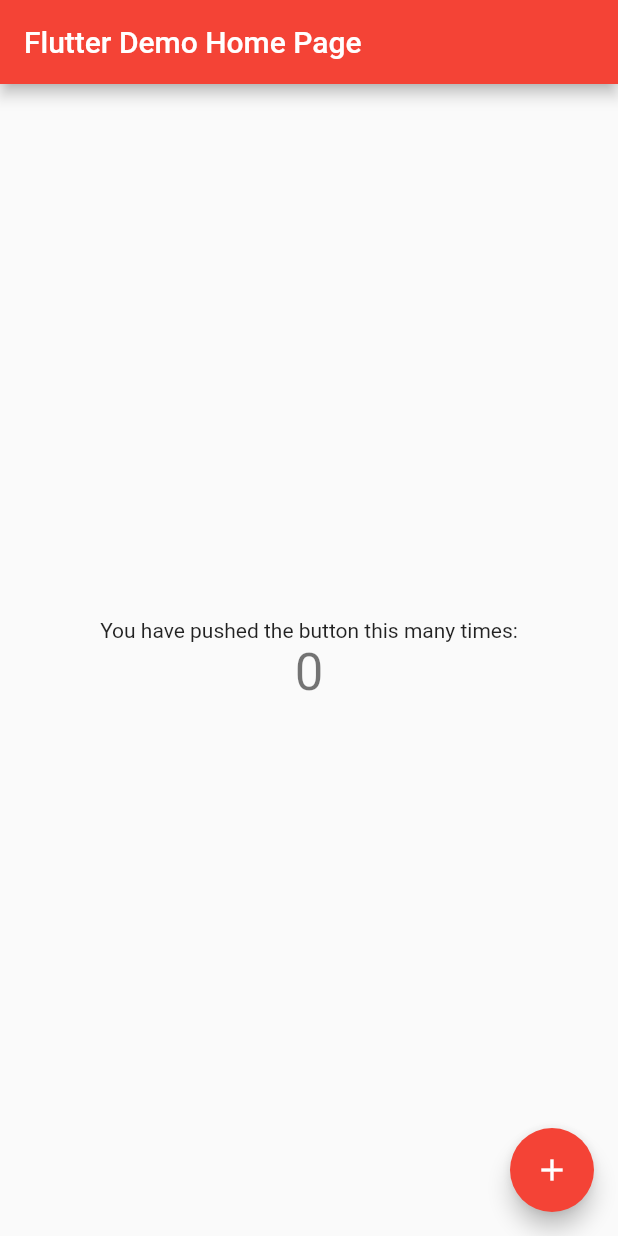
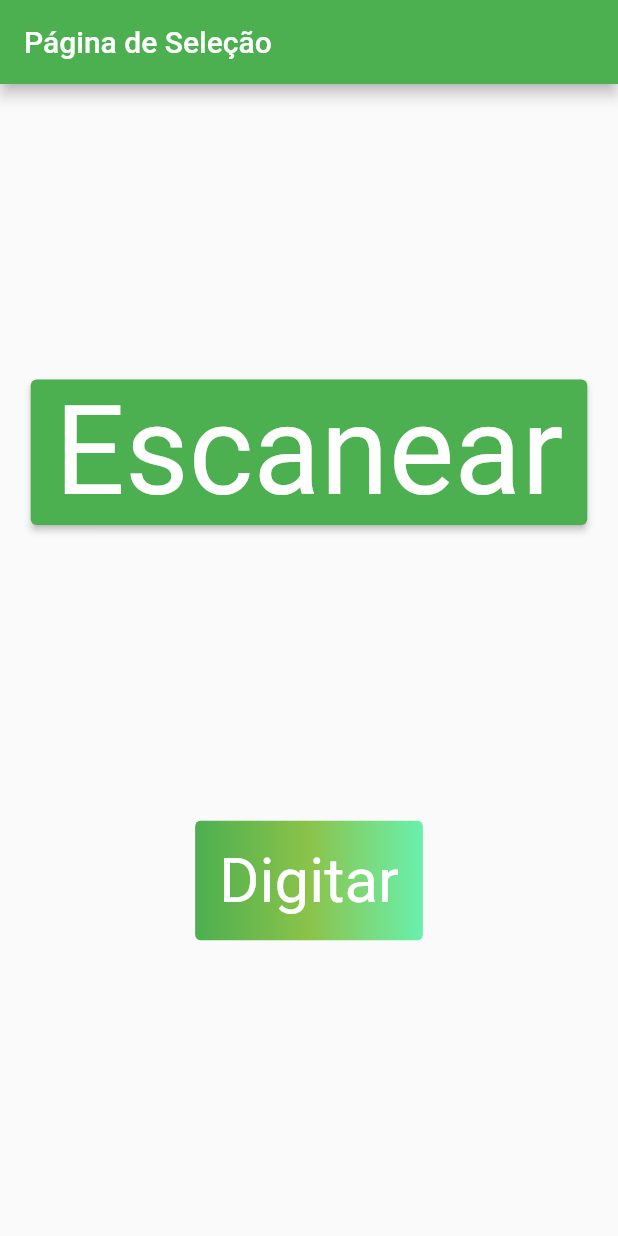
Before and after one commit to mtlira/vaccine-form-scanner, a Flutter app: the screen it shows after launch, on a phone screen of 412 x 824 dp. Run offline on Flutter 3.47's test engine with Material 2 defaults, Android fonts, the phone set to English and light mode, and no system bars.

Commit message:
Implementação inicial da tela de seleção

```diff
--- a/lib/main.dart
+++ b/lib/main.dart
@@ -1,3 +1,4 @@
+import 'package:aplicativo_teste/selecao.dart';
 import 'package:flutter/material.dart';
 
 void main() {
@@ -9,105 +10,12 @@
   @override
   Widget build(BuildContext context) {
     return MaterialApp(
-      title: 'Flutter Demo',
+      home: Selecao(
+          title:
+              'Página de Seleção'), // Define que a classe inicial é o "selecao" que esta no arquivo selecao.dart
       theme: ThemeData(
-        // This is the theme of your application.
-        //
-        // Try running your application with "flutter run". You'll see the
-        // application has a blue toolbar. Then, without quitting the app, try
-        // changing the primarySwatch below to Colors.green and then invoke
-        // "hot reload" (press "r" in the console where you ran "flutter run",
-        // or simply save your changes to "hot reload" in a Flutter IDE).
-        // Notice that the counter didn't reset back to zero; the application
-        // is not restarted.
-        primarySwatch: Colors.red,
+        primarySwatch: Colors.green, //Color(0xFFFFFFFF),
       ),
-      home: MyHomePage(title: 'Flutter Demo Home Page'),
     );
   }
 }
-
-class MyHomePage extends StatefulWidget {
-  MyHomePage({Key key, this.title}) : super(key: key);
-
-  // This widget is the home page of your application. It is stateful, meaning
-  // that it has a State object (defined below) that contains fields that affect
-  // how it looks.
-
-  // This class is the configuration for the state. It holds the values (in this
-  // case the title) provided by the parent (in this case the App widget) and
-  // used by the build method of the State. Fields in a Widget subclass are
-  // always marked "final".
-
-  final String title;
-
-  @override
-  _MyHomePageState createState() => _MyHomePageState();
-}
-
-class _MyHomePageState extends State<MyHomePage> {
-  int _counter = 0;
-
-  void _incrementCounter() {
-    setState(() {
-      // This call to setState tells the Flutter framework that something has
-      // changed in this State, which causes it to rerun the build method below
-      // so that the display can reflect the updated values. If we changed
-      // _counter without calling setState(), then the build method would not be
-      // called again, and so nothing would appear to happen.
-      _counter += 10;
-    });
-  }
-
-  @override
-  Widget build(BuildContext context) {
-    // This method is rerun every time setState is called, for instance as done
-    // by the _incrementCounter method above.
-    //
-    // The Flutter framework has been optimized to make rerunning build methods
-    // fast, so that you can just rebuild anything that needs updating rather
-    // than having to individually change instances of widgets.
-    return Scaffold(
-      appBar: AppBar(
-        // Here we take the value from the MyHomePage object that was created by
-        // the App.build method, and use it to set our appbar title.
-        title: Text(widget.title),
-      ),
-      body: Center(
-        // Center is a layout widget. It takes a single child and positions it
-        // in the middle of the parent.
-        child: Column(
-          // Column is also a layout widget. It takes a list of children and
-          // arranges them vertically. By default, it sizes itself to fit its
-          // children horizontally, and tries to be as tall as its parent.
-          //
-          // Invoke "debug painting" (press "p" in the console, choose the
-          // "Toggle Debug Paint" action from the Flutter Inspector in Android
-          // Studio, or the "Toggle Debug Paint" command in Visual Studio Code)
-          // to see the wireframe for each widget.
-          //
-          // Column has various properties to control how it sizes itself and
-          // how it positions its children. Here we use mainAxisAlignment to
-          // center the children vertically; the main axis here is the vertical
-          // axis because Columns are vertical (the cross axis would be
-          // horizontal).
-          mainAxisAlignment: MainAxisAlignment.center,
-          children: <Widget>[
-            Text(
-              'You have pushed the button this many times:',
-            ),
-            Text(
-              '$_counter',
-              style: Theme.of(context).textTheme.headline4,
-            ),
-          ],
-        ),
-      ),
-      floatingActionButton: FloatingActionButton(
-        onPressed: _incrementCounter,
-        tooltip: 'Increment',
-        child: Icon(Icons.add),
-      ), // This trailing comma makes auto-formatting nicer for build methods.
-    );
-  }
-}
--- /dev/null
+++ b/lib/selecao.dart
@@ -0,0 +1,68 @@
+import 'package:flutter/material.dart';
+
+class Selecao extends StatefulWidget {
+  Selecao({Key key, this.title}) : super(key: key);
+  final String title;
+
+  @override
+  SelecaoState createState() => SelecaoState();
+}
+
+class SelecaoState extends State<Selecao> {
+  @override
+  Widget build(BuildContext context) {
+    Size tamanhoDispositivo = MediaQuery.of(context).size;
+    return Scaffold(
+      appBar: AppBar(
+        title: Text(widget.title),
+      ),
+      body: Center(
+        child: Column(
+          mainAxisAlignment: MainAxisAlignment.spaceAround,
+          children: <Widget>[
+            Spacer(),
+            ElevatedButton(
+              onPressed: () {},
+              child: Text("Escanear"),
+              style: TextButton.styleFrom(
+                textStyle: TextStyle(fontSize: (tamanhoDispositivo.width * .2)),
+              ),
+            ),
+            Spacer(),
+            ClipRRect(
+              borderRadius: BorderRadius.circular(4),
+              child: Stack(
+                children: <Widget>[
+                  Positioned.fill(
+                    child: Container(
+                      decoration: BoxDecoration(
+                        gradient: LinearGradient(
+                          colors: <Color>[
+                            Colors.green,
+                            Colors.lightGreen,
+                            Colors.greenAccent
+                          ],
+                        ),
+                      ),
+                    ),
+                  ),
+                  TextButton(
+                    style: TextButton.styleFrom(
+                      padding: EdgeInsets.all(16.0),
+                      primary: Colors.white,
+                      textStyle:
+                          TextStyle(fontSize: tamanhoDispositivo.width * .1),
+                    ),
+                    onPressed: () {},
+                    child: Text('Digitar'),
+                  ),
+                ],
+              ),
+            ),
+            Spacer(),
+          ],
+        ),
+      ),
+    );
+  }
+}
```
